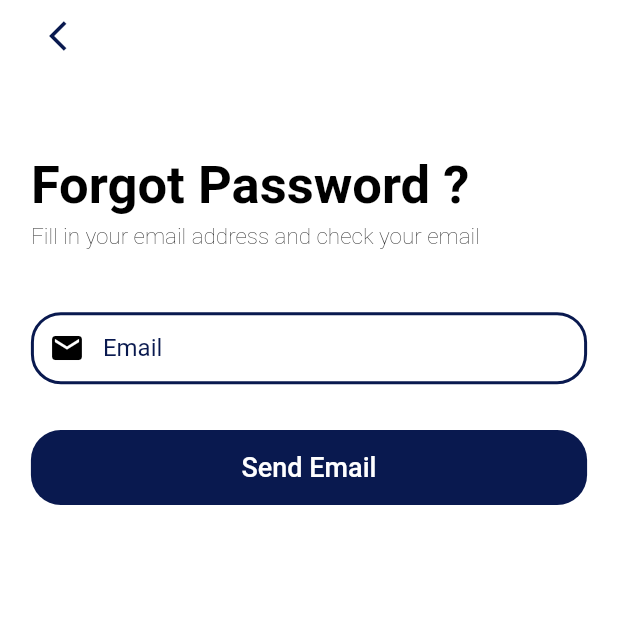
After one commit to mahmoodAtef/learning, a Flutter app: the screen it shows after launch, after a tap on "forgot password ?", on a phone screen of 412 x 824 dp, the top half of it. The commit adds this screen. Run offline on Flutter 3.47's test engine with Material 2 defaults, Android fonts, the phone set to English and light mode, and no system bars; our stand-ins replace bloc, carousel_slider, cloud_firestore, dartz, equatable, firebase_auth and 7 more; missing offline and left inert: animated_button_bar, sign_button; accounts and stored records are empty; network calls fail; Roboto replaces fonts that are missing (Montserrat).

Commit message:
complete forgot password

```diff
--- a/lib/main.dart
+++ b/lib/main.dart
@@ -4,16 +4,19 @@ import 'package:firebase_core/firebase_core.dart';
 import 'package:flutter/material.dart';
 import 'package:fluttertoast/fluttertoast.dart';
 import 'package:get_it/get_it.dart';
+import 'package:learning/src/core/local/shared_prefrences.dart';
 import 'package:learning/src/core/services/dep_injection.dart';
 import 'package:learning/src/core/utils/theme_manager.dart';
+import 'package:learning/src/modules/authentication/presentation_layer/screens/forget_password.dart';
 import 'package:learning/src/modules/authentication/presentation_layer/screens/main_auth.dart';
+import 'package:shared_preferences/shared_preferences.dart';
 
 void main() async {
   //Firebase.initializeApp() ;
   WidgetsFlutterBinding.ensureInitialized();
   ServiceLocator().init();
 await  Firebase.initializeApp();
-
+ await  CacheHelper.init();
   runApp(const MyApp());
 }
 
--- /dev/null
+++ b/lib/src/core/utils/navigation_manager.dart
@@ -0,0 +1,17 @@
+import 'package:flutter/cupertino.dart';
+import 'package:flutter/material.dart';
+
+class NavigationManager {
+ static void pushAndRemove(BuildContext context, Widget screen) {
+    Navigator.pushAndRemoveUntil(context,
+        MaterialPageRoute(builder: (context) => screen), (route) => false);
+  }
+
+ static void push(BuildContext context, Widget screen) {
+    Navigator.push(context, MaterialPageRoute(builder: (context) => screen));
+  }
+
+static  void pop(BuildContext context) {
+    Navigator.pop(context);
+  }
+}
--- a/lib/src/modules/authentication/data_layer/repositories/auth_repository.dart
+++ b/lib/src/modules/authentication/data_layer/repositories/auth_repository.dart
@@ -31,10 +31,11 @@ class AuthRepository extends BaseAuthRepository {
   }
 
   @override
-  Future<Either<FirebaseAuthException, UserCredential?>> registerWithEmailAndPass(
-      {required String email,
-      required String password,
-      required String name}) async {
+  Future<Either<FirebaseAuthException, UserCredential?>>
+      registerWithEmailAndPass(
+          {required String email,
+          required String password,
+          required String name}) async {
     return baseAuthRemoteDataSource.registerWithEmailAndPass(
         email: email, password: password, name: name);
 
@@ -52,4 +53,12 @@ class AuthRepository extends BaseAuthRepository {
     // TODO: implement registerWithGmail
     throw UnimplementedError();
   }
+
+  @override
+  Future<Either<FirebaseAuthException, void>> forgetPassword(
+      {required String email}) async {
+    return await baseAuthRemoteDataSource.forgetPassword(email: email);
+
+    throw UnimplementedError();
+  }
 }
--- a/lib/src/modules/authentication/domain_layer/repsitories/base_auth_repository.dart
+++ b/lib/src/modules/authentication/domain_layer/repsitories/base_auth_repository.dart
@@ -4,10 +4,15 @@ import 'package:firebase_auth/firebase_auth.dart';
 abstract class BaseAuthRepository {
   Future loginWithEmailAndPass(
       {required String email, required String password});
-  Future<Either<FirebaseAuthException, UserCredential?>>  registerWithEmailAndPass(
-      {required String email, required String password, required String name});
+  Future<Either<FirebaseAuthException, UserCredential?>>
+      registerWithEmailAndPass(
+          {required String email,
+          required String password,
+          required String name});
   Future loginWithFaceBook();
   Future registerWithFaceBook();
   Future loginWithGmail();
   Future registerWithGmail();
+  Future<Either<FirebaseAuthException, void>> forgetPassword(
+      {required String email});
 }
--- /dev/null
+++ b/lib/src/modules/authentication/domain_layer/use_cases/forget_password_usecase.dart
@@ -0,0 +1,14 @@
+import 'package:dartz/dartz.dart';
+import 'package:firebase_auth/firebase_auth.dart';
+
+import '../repsitories/base_auth_repository.dart';
+
+class ForgetPasswordUseCase {
+  final BaseAuthRepository baseAuthRepository;
+
+  ForgetPasswordUseCase(this.baseAuthRepository);
+  Future<Either<FirebaseAuthException, void>> excute(
+      {required String email}) async {
+    return await baseAuthRepository.forgetPassword(email: email);
+  }
+}
--- a/lib/src/modules/authentication/domain_layer/use_cases/login_with_email&pass_usecase.dart
+++ b/lib/src/modules/authentication/domain_layer/use_cases/login_with_email&pass_usecase.dart
@@ -8,7 +8,7 @@ import '../repsitories/base_auth_repository.dart';
 class LoginWithEmailAndPassUseCase {
   final BaseAuthRepository baseAuthRepository;
 
-  LoginWithEmailAndPassUseCase(this.baseAuthRepository);
+ LoginWithEmailAndPassUseCase(this.baseAuthRepository);
   Future<Either<FirebaseAuthException, UserCredential?>>   excute({required String email, required String password}) async {
     return await baseAuthRepository.loginWithEmailAndPass(
         email: email, password: password);
--- a/lib/src/modules/authentication/presentation_layer/bloc/auth_event.dart
+++ b/lib/src/modules/authentication/presentation_layer/bloc/auth_event.dart
@@ -12,32 +12,29 @@ class ChangeButtonAuthenticationEvent extends AuthEvent {
   List<Object?> get props => [index];
 }
 
-class ShowToastEvent extends AuthEvent {
-  String msg;
-  ShowToastEvent(this.msg);
-  @override
-  // TODO: implement props
-  List<Object?> get props => throw UnimplementedError();
-}
-
 class LoginEvent extends AuthEvent {
   String email;
   String password;
-
-  LoginEvent({required this.email, required this.password});
+  final context;
+  LoginEvent(
+      {required this.email, required this.password, required this.context});
 
   @override
-  List<Object?> get props => [email, password];
+  List<Object?> get props => [email, password, context];
 }
 
 class RegisterEvent extends AuthEvent {
   String email;
   String password;
   String name;
+  final BuildContext context;
   RegisterEvent(
-      {required this.email, required this.password, required this.name});
+      {required this.email,
+      required this.password,
+      required this.name,
+      required this.context});
   @override
-  List<Object?> get props => [email, password];
+  List<Object?> get props => [email, password, context];
 }
 
 class ChangeVisibilityEvent extends AuthEvent {
@@ -47,3 +44,10 @@ class ChangeVisibilityEvent extends AuthEvent {
   // TODO: implement props
   List<Object?> get props => [isVisible];
 }
+
+class ForgetPasswordAuthEvent extends AuthEvent {
+  final String email;
+  ForgetPasswordAuthEvent({required this.email});
+  @override
+  List<Object?> get props => [email];
+}
--- a/lib/src/modules/authentication/presentation_layer/bloc/auth_state.dart
+++ b/lib/src/modules/authentication/presentation_layer/bloc/auth_state.dart
@@ -11,7 +11,6 @@ class AuthInitial extends AuthState {
 
 class ChangeButtonAuthState extends AuthState {
   final int index;
-
   ChangeButtonAuthState({required this.index});
 
   @override
@@ -29,18 +28,17 @@ class ChangeVisibilityAuthState extends AuthState {
 
 /// register states
 
-class RegisterLoadingAuthState extends AuthState
-{
+class RegisterLoadingAuthState extends AuthState {
   @override
   // TODO: implement props
   List<Object?> get props => throw UnimplementedError();
 }
 
 class RegisterSuccessfulAuthState extends AuthState {
+  BuildContext context;
+  RegisterSuccessfulAuthState({required this.context});
   @override
-  // TODO: implement props
-  List<Object?> get props => throw UnimplementedError();
-
+  List<Object?> get props => [context];
 }
 
 class RegisterErrorAuthState extends AuthState {
@@ -58,9 +56,11 @@ class LoginLoadingAuthState extends AuthState {
 }
 
 class LoginSuccessfulAuthState extends AuthState {
+  BuildContext context;
+  LoginSuccessfulAuthState({required this.context});
   @override
   // TODO: implement props
-  List<Object?> get props => throw UnimplementedError();
+  List<Object?> get props => [context];
 }
 
 class LoginErrorAuthState extends AuthState {
@@ -74,3 +74,10 @@ class ShowToastState extends AuthState {
   // TODO: implement props
   List<Object?> get props => throw UnimplementedError();
 }
+
+/// forget password states
+
+class SendEmailSuccessfulAuthState extends AuthState {
+  @override
+  List<Object?> get props => throw UnimplementedError();
+}
--- /dev/null
+++ b/lib/src/modules/authentication/presentation_layer/screens/forget_password.dart
@@ -0,0 +1,116 @@
+import 'package:flutter/material.dart';
+import 'package:flutter_bloc/flutter_bloc.dart';
+import 'package:learning/src/core/utils/navigation_manager.dart';
+import 'package:learning/src/modules/courses/presentation_layer/components/courses_components.dart';
+
+import '../../../../core/utils/color_manager.dart';
+import '../../../../core/utils/values_manager.dart';
+import '../bloc/auth_bloc.dart';
+import '../components/components.dart';
+
+class ForgetPassword extends StatelessWidget {
+  GlobalKey<FormState> formKey = GlobalKey<FormState>();
+  TextEditingController emailController = TextEditingController();
+  ForgetPassword({Key? key}) : super(key: key);
+
+  @override
+  Widget build(BuildContext context) {
+    return BlocProvider(
+        create: (context) => AuthBloc(AuthInitial()),
+        child: BlocBuilder<AuthBloc, AuthState>(
+          builder: (context, state) {
+            final double height = QueryValues.height(context);
+            final double width = QueryValues.width(context);
+            //     print (width);
+            return SafeArea(
+              child: Scaffold(
+                body: Stack(
+                  children: [
+                    Padding(
+                      padding: EdgeInsets.symmetric(
+                          horizontal: width * .05), // width * .051),
+                      child: Form(
+                        key: formKey,
+                        child: Column(
+                          crossAxisAlignment: CrossAxisAlignment.start,
+                          children: [
+                            SizedBox(
+                                height: height * .125,
+                                child: Align(
+                                  alignment: AlignmentDirectional.topStart,
+                                  child: IconButton(
+                                    onPressed: () {
+                                      NavigationManager.pop(context);
+                                    },
+                                    icon: Icon(Icons.arrow_back_ios),
+                                  ),
+                                )),
+                            //SizedBox(height: height * .037),
+                            Text(
+                              'Forgot Password ?',
+                              style: TextStyle(
+                                color: ColorManager.black,
+                                fontWeight: FontWeight.bold,
+                                fontSize: 35,
+                              ),
+                            ),
+                            SizedBox(
+                              height: height * .006,
+                            ),
+                            Text(
+                              'Fill in your email address and check your email',
+                              style: TextStyle(
+                                color: ColorManager.black,
+                                fontWeight: FontWeight.w200,
+                                fontSize: 15,
+                              ),
+                            ),
+                            SizedBox(height: height * .05),
+                            defaultFormField(
+                              prefix: Icons.email,
+                              label: 'Email',
+                              controller: emailController,
+                              validatorText: "Please enter your email",
+                            ),
+                            SizedBox(height: height * .037),
+                            Container(
+                              width: double.infinity,
+                              decoration: BoxDecoration(
+                                  color: ColorManager.primary,
+                                  borderRadius: BorderRadius.circular(20)),
+                              child: MaterialButton(
+                                onPressed: () {
+                                  if (formKey.currentState!.validate()) {
+                                    print("forgetPassword from screen");
+                                    AuthBloc.get(context).add(
+                                        ForgetPasswordAuthEvent(
+                                            email: emailController.text));
+                                  }
+                                },
+                                child: Text(
+                                  'Send Email',
+                                  style: TextStyle(
+                                      fontWeight: FontWeight.w500,
+                                      fontSize: 18,
+                                      color: ColorManager.white),
+                                ),
+                              ),
+                            )
+                          ],
+                        ),
+                      ),
+                    ),
+                  ],
+                ),
+              ),
+            );
+          },
+        ));
+  }
+}
+
+/*
+    body: SafeArea(
+                child:
+              ),
+ */
--- a/lib/src/modules/authentication/presentation_layer/screens/main_auth.dart
+++ b/lib/src/modules/authentication/presentation_layer/screens/main_auth.dart
@@ -9,8 +9,8 @@ class MainAuth extends StatelessWidget {
   @override
   Widget build(BuildContext context) {
     return BlocProvider(
-      create: (context) => AuthBloc(AuthInitial()),
-      child: BlocBuilder<AuthBloc, AuthState>(
+      create: (context) => AuthBloc (AuthInitial()),
+      child: BlocBuilder<AuthBloc, AuthState> (
         builder: (context, state) {
           final double height = QueryValues.height(context);
           final double width = QueryValues.width(context);
--- a/lib/src/modules/courses/presentation_layer/components/courses_components.dart
+++ b/lib/src/modules/courses/presentation_layer/components/courses_components.dart
@@ -173,13 +173,13 @@ Widget onGoingBuilder(int i , Course course){
   );
 }
 
-AppBar defaultAppBar ({required String title ,
+AppBar defaultAppBar ({ required String  title ,
   IconData? leading , List <IconData>? actions }){
   return AppBar(
     backgroundColor: ColorManager.white,
     centerTitle: true,
     title: Text(
-      title,
+      title!,
     ),
     leading: Icon(
       // ignore: unnecessary_null_in_if_null_operators
```
Also changed, not shown: lib/src/modules/authentication/data_layer/data_sources/auth_remote_data_sources.dart (+30 -5 lines), lib/src/modules/authentication/presentation_layer/bloc/auth_bloc.dart (+28 -56 lines), lib/src/modules/authentication/presentation_layer/screens/login.dart (+15 -5 lines), lib/src/modules/authentication/presentation_layer/screens/register.dart (+18 -34 lines).
